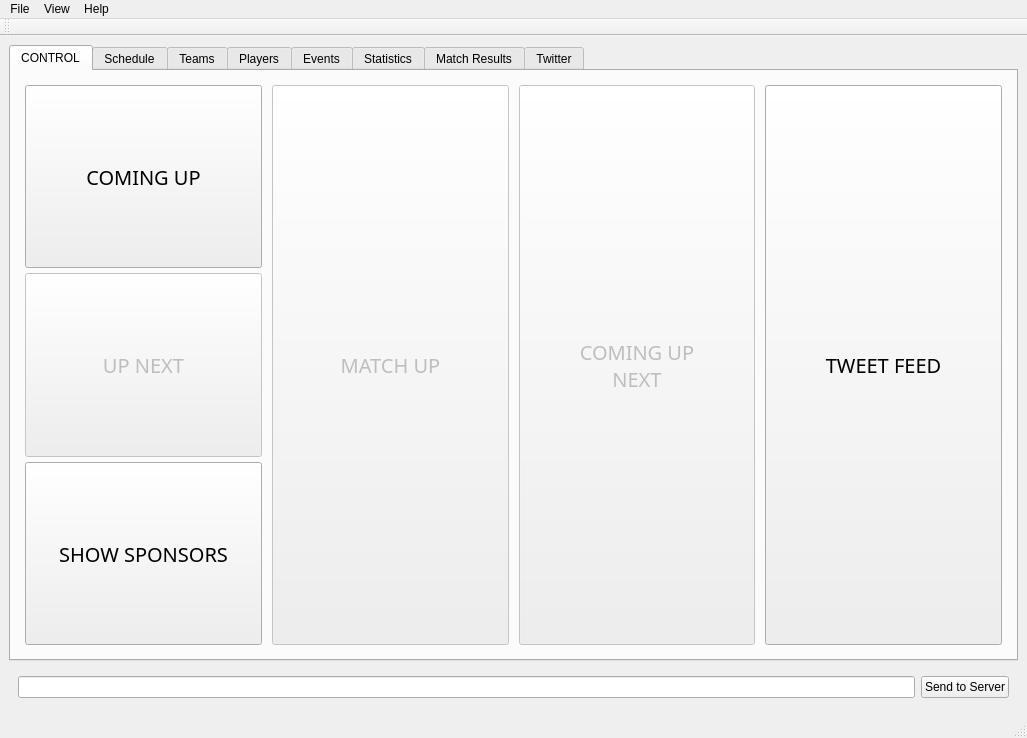
eknowles/CasparCGEsportsClient, file window.ui: the form before one commit.
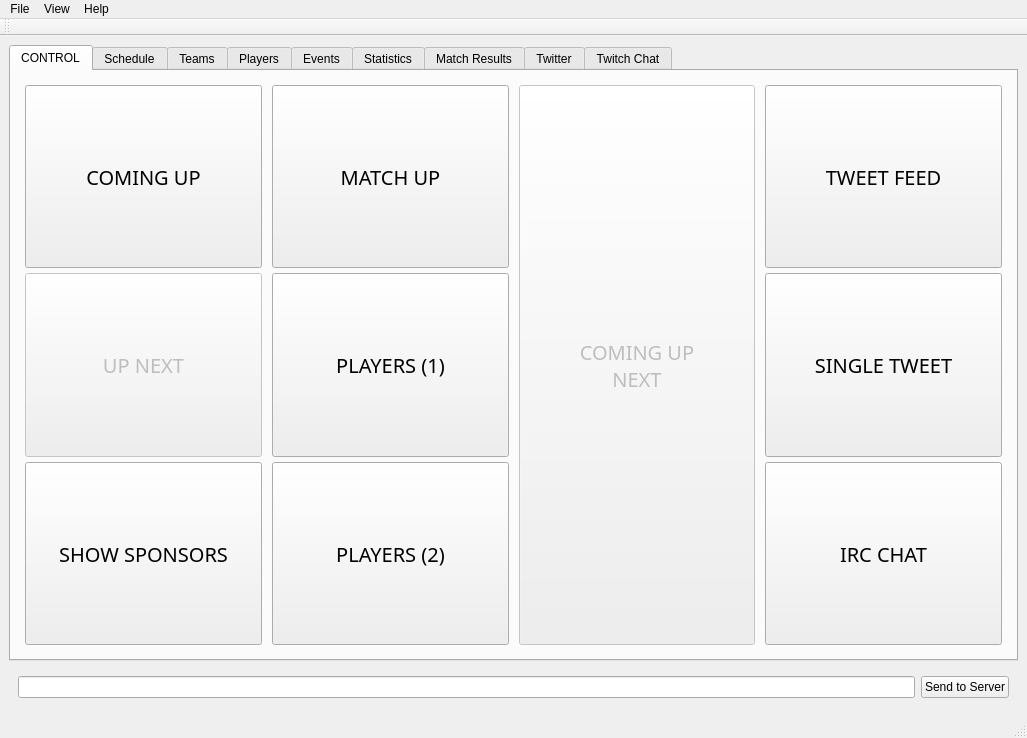
The form after the commit. The open tabs and pages were chosen to show the change. Icons and pictures are not drawn.

Commit message: Got the tweet bit working, added templates for caspar

```diff
--- a/window.ui
+++ b/window.ui
@@ -1434,7 +1434,7 @@
               <item>
                <widget class="QPushButton" name="pushButton_28">
                 <property name="enabled">
-                 <bool>false</bool>
+                 <bool>true</bool>
                 </property>
                 <property name="sizePolicy">
                  <sizepolicy hsizetype="Minimum" vsizetype="Expanding">
@@ -1474,6 +1474,92 @@
                 </property>
                </widget>
               </item>
+              <item>
+               <widget class="QPushButton" name="Console_Players1">
+                <property name="enabled">
+                 <bool>true</bool>
+                </property>
+                <property name="sizePolicy">
+                 <sizepolicy hsizetype="Minimum" vsizetype="Expanding">
+                  <horstretch>0</horstretch>
+                  <verstretch>0</verstretch>
+                 </sizepolicy>
+                </property>
+                <property name="minimumSize">
+                 <size>
+                  <width>0</width>
+                  <height>80</height>
+                 </size>
+                </property>
+                <property name="font">
+                 <font>
+                  <family>DINPro-Bold</family>
+                  <pointsize>15</pointsize>
+                  <weight>9</weight>
+                  <italic>false</italic>
+                  <bold>false</bold>
+                 </font>
+                </property>
+                <property name="styleSheet">
+                 <string notr="true">font: 75 15pt &quot;DINPro-Bold&quot;;</string>
+                </property>
+                <property name="text">
+                 <string>PLAYERS (1)</string>
+                </property>
+                <property name="checkable">
+                 <bool>true</bool>
+                </property>
+                <property name="checked">
+                 <bool>false</bool>
+                </property>
+                <property name="flat">
+                 <bool>false</bool>
+                </property>
+               </widget>
+              </item>
+              <item>
+               <widget class="QPushButton" name="Console_Players2">
+                <property name="enabled">
+                 <bool>true</bool>
+                </property>
+                <property name="sizePolicy">
+                 <sizepolicy hsizetype="Minimum" vsizetype="Expanding">
+                  <horstretch>0</horstretch>
+                  <verstretch>0</verstretch>
+                 </sizepolicy>
+                </property>
+                <property name="minimumSize">
+                 <size>
+                  <width>0</width>
+                  <height>80</height>
+                 </size>
+                </property>
+                <property name="font">
+                 <font>
+                  <family>DINPro-Bold</family>
+                  <pointsize>15</pointsize>
+                  <weight>9</weight>
+                  <italic>false</italic>
+                  <bold>false</bold>
+                 </font>
+                </property>
+                <property name="styleSheet">
+                 <string notr="true">font: 75 15pt &quot;DINPro-Bold&quot;;</string>
+                </property>
+                <property name="text">
+                 <string>PLAYERS (2)</string>
+                </property>
+                <property name="checkable">
+                 <bool>true</bool>
+                </property>
+                <property name="checked">
+                 <bool>false</bool>
+                </property>
+                <property name="flat">
+                 <bool>false</bool>
+                </property>
+               </widget>
+              </item>
              </layout>
             </widget>
            </item>
@@ -1582,6 +1668,86 @@
                 </property>
                </widget>
               </item>
+              <item>
+               <widget class="QPushButton" name="Console_TweetSingle">
+                <property name="sizePolicy">
+                 <sizepolicy hsizetype="Minimum" vsizetype="Expanding">
+                  <horstretch>0</horstretch>
+                  <verstretch>0</verstretch>
+                 </sizepolicy>
+                </property>
+                <property name="minimumSize">
+                 <size>
+                  <width>0</width>
+                  <height>80</height>
+                 </size>
+                </property>
+                <property name="font">
+                 <font>
+                  <family>DINPro-Bold</family>
+                  <pointsize>15</pointsize>
+                  <weight>9</weight>
+                  <italic>false</italic>
+                  <bold>false</bold>
+                 </font>
+                </property>
+                <property name="styleSheet">
+                 <string notr="true">font: 75 15pt &quot;DINPro-Bold&quot;;</string>
+                </property>
+                <property name="text">
+                 <string>SINGLE TWEET</string>
+                </property>
+                <property name="checkable">
+                 <bool>true</bool>
+                </property>
+                <property name="checked">
+                 <bool>false</bool>
+                </property>
+                <property name="flat">
+                 <bool>false</bool>
+                </property>
+               </widget>
+              </item>
+              <item>
+               <widget class="QPushButton" name="Console_IRC">
+                <property name="sizePolicy">
+                 <sizepolicy hsizetype="Minimum" vsizetype="Expanding">
+                  <horstretch>0</horstretch>
+                  <verstretch>0</verstretch>
+                 </sizepolicy>
+                </property>
+                <property name="minimumSize">
+                 <size>
+                  <width>0</width>
+                  <height>80</height>
+                 </size>
+                </property>
+                <property name="font">
+                 <font>
+                  <family>DINPro-Bold</family>
+                  <pointsize>15</pointsize>
+                  <weight>9</weight>
+                  <italic>false</italic>
+                  <bold>false</bold>
+                 </font>
+                </property>
+                <property name="styleSheet">
+                 <string notr="true">font: 75 15pt &quot;DINPro-Bold&quot;;</string>
+                </property>
+                <property name="text">
+                 <string>IRC CHAT</string>
+                </property>
+                <property name="checkable">
+                 <bool>true</bool>
+                </property>
+                <property name="checked">
+                 <bool>false</bool>
+                </property>
+                <property name="flat">
+                 <bool>false</bool>
+                </property>
+               </widget>
+              </item>
              </layout>
             </widget>
            </item>
@@ -2125,6 +2291,24 @@
         </item>
        </layout>
       </widget>
+      <widget class="QWidget" name="tab_9">
+       <attribute name="title">
+        <string>Twitch Chat</string>
+       </attribute>
+       <layout class="QVBoxLayout" name="verticalLayout_11">
+        <item>
+         <widget class="QTextEdit" name="textEdit_2">
+          <property name="html">
+           <string>&lt;!DOCTYPE HTML PUBLIC &quot;-//W3C//DTD HTML 4.0//EN&quot; &quot;http://www.w3.org/TR/REC-html40/strict.dtd&quot;&gt;
+&lt;html&gt;&lt;head&gt;&lt;meta name=&quot;qrichtext&quot; content=&quot;1&quot; /&gt;&lt;style type=&quot;text/css&quot;&gt;
+p, li { white-space: pre-wrap; }
+&lt;/style&gt;&lt;/head&gt;&lt;body style=&quot; font-family:'MS Shell Dlg 2'; font-size:8.25pt; font-weight:400; font-style:normal;&quot;&gt;
+&lt;p style=&quot;-qt-paragraph-type:empty; margin-top:0px; margin-bottom:0px; margin-left:0px; margin-right:0px; -qt-block-indent:0; text-indent:0px; font-size:8pt;&quot;&gt;&lt;br /&gt;&lt;/p&gt;&lt;/body&gt;&lt;/html&gt;</string>
+          </property>
+         </widget>
+        </item>
+       </layout>
+      </widget>
      </widget>
     </item>
     <item>
```
Left out of the diff: 129 changed lines with no effect on the pictures. The commit also changes 3 other files.
